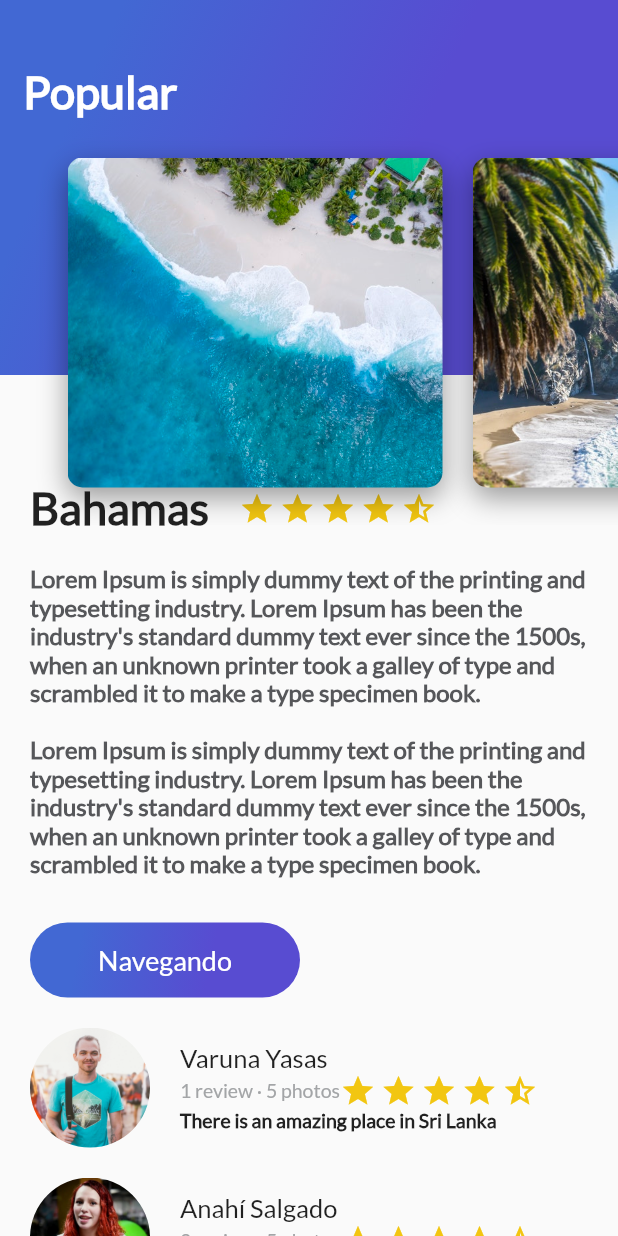
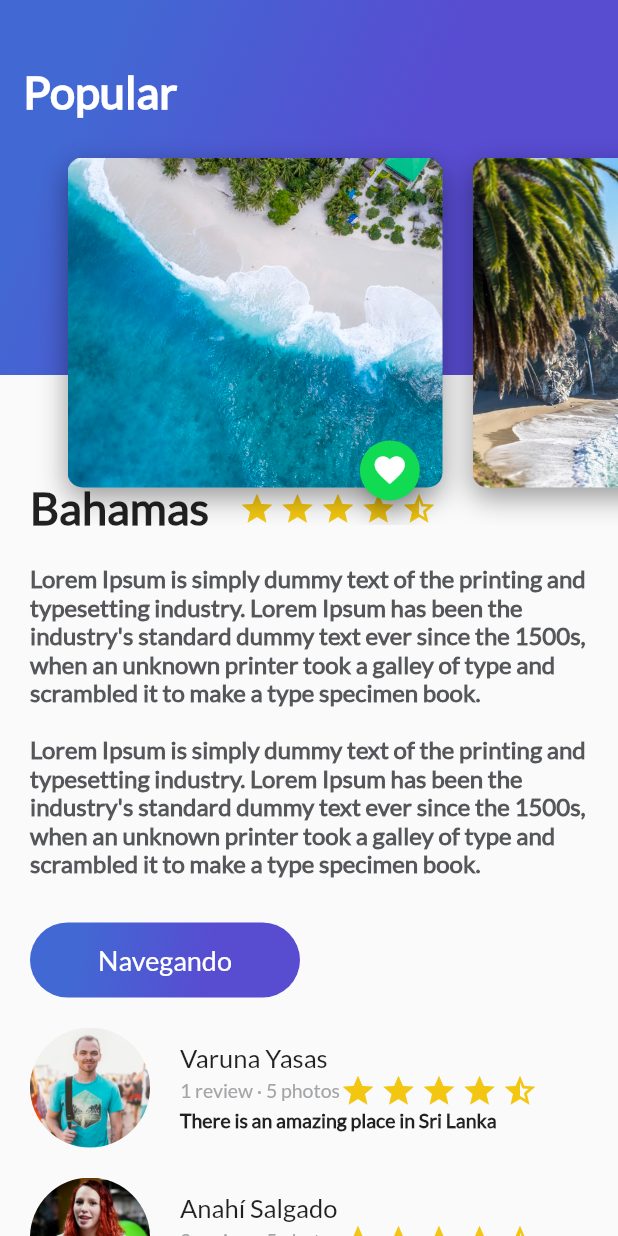
Before and after one commit to xurxodev/platzi-trips, a Flutter app: the screen it shows after launch, on a phone screen of 412 x 824 dp. Run offline on Flutter 3.47's test engine with Material 2 defaults, Android fonts, the phone set to English and light mode, and no system bars.

Commit message:
Create favorite float action button in card image

```diff
--- a/lib/card_image.dart
+++ b/lib/card_image.dart
@@ -1,8 +1,9 @@
 import 'package:flutter/material.dart';
+import 'floating_action_button_green.dart';
 
 class  CardImage extends StatelessWidget {
 
-  final pathImage;
+  String pathImage = "assets/img/beach.jpeg";
 
   CardImage(this.pathImage);
 
@@ -16,7 +17,9 @@ class  CardImage extends StatelessWidget {
       margin: EdgeInsets.only(
           top: 80.0,
           left: 20.0
+
       ),
+
       decoration: BoxDecoration(
           image: DecorationImage(
               fit: BoxFit.cover,
@@ -35,7 +38,13 @@ class  CardImage extends StatelessWidget {
       ),
     );
 
-    return card;
+    return Stack(
+      alignment: Alignment(0.9,1.1),
+      children: <Widget>[
+        card,
+        FloatingActionButtonGreen()
+      ],
+    );
   }
 
 }
--- /dev/null
+++ b/lib/floating_action_button_green.dart
@@ -0,0 +1,35 @@
+import 'package:flutter/material.dart';
+
+class FloatingActionButtonGreen extends StatefulWidget {
+  @override
+  State<StatefulWidget> createState() {
+    // TODO: implement createState
+    return _FloatingActionButtonGreen();
+  }
+}
+
+class _FloatingActionButtonGreen extends State<FloatingActionButtonGreen> {
+  var _isFavorited = false;
+
+  void onPressedFav() {
+    Scaffold.of(context).showSnackBar(SnackBar(
+      content: Text("Agregaste a tus Favoritos"),
+    ));
+
+    setState(() {
+      _isFavorited = !_isFavorited;
+    });
+  }
+
+  @override
+  Widget build(BuildContext context) {
+    // TODO: implement build
+    return FloatingActionButton(
+      backgroundColor: Color(0xFF11DA53),
+      mini: true,
+      tooltip: "Fav",
+      onPressed: onPressedFav,
+      child: (_isFavorited ? Icon(Icons.favorite_border) : Icon(Icons.favorite)),
+    );
+  }
+}
```
Lines whose indentation alone changed are shown as unchanged.
